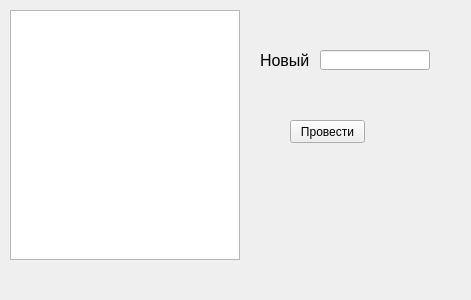
Above: MI_Client/aform2.ui from Arankir/Labs before the change. Below: the same form after it.
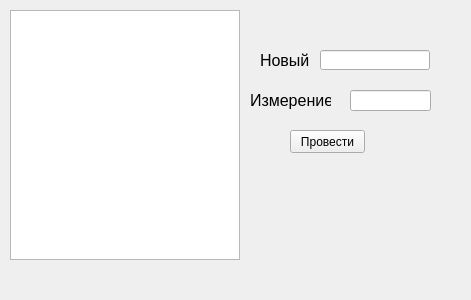
That is the form after the change.

What changed in the file:
```diff
--- a/MI_Client/aform2.ui
+++ b/MI_Client/aform2.ui
@@ -45,7 +45,7 @@
    <property name="geometry">
     <rect>
      <x>290</x>
-     <y>120</y>
+     <y>130</y>
      <width>75</width>
      <height>23</height>
     </rect>
@@ -64,6 +64,34 @@
     </rect>
    </property>
   </widget>
+  <widget class="QLabel" name="Unit">
+   <property name="geometry">
+    <rect>
+     <x>250</x>
+     <y>90</y>
+     <width>81</width>
+     <height>21</height>
+    </rect>
+   </property>
+   <property name="font">
+    <font>
+     <pointsize>12</pointsize>
+    </font>
+   </property>
+   <property name="text">
+    <string>Измерение</string>
+   </property>
+  </widget>
+  <widget class="QLineEdit" name="UnitEdit">
+   <property name="geometry">
+    <rect>
+     <x>350</x>
+     <y>90</y>
+     <width>81</width>
+     <height>21</height>
+    </rect>
+   </property>
+  </widget>
  </widget>
  <resources/>
  <connections/>
```
